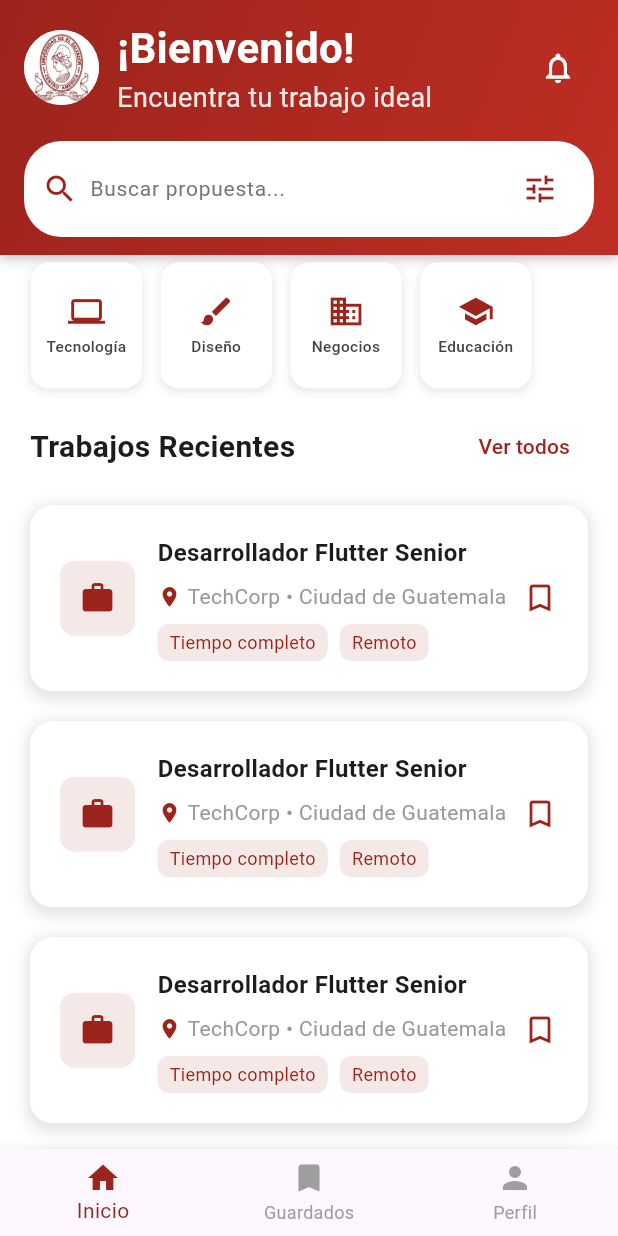
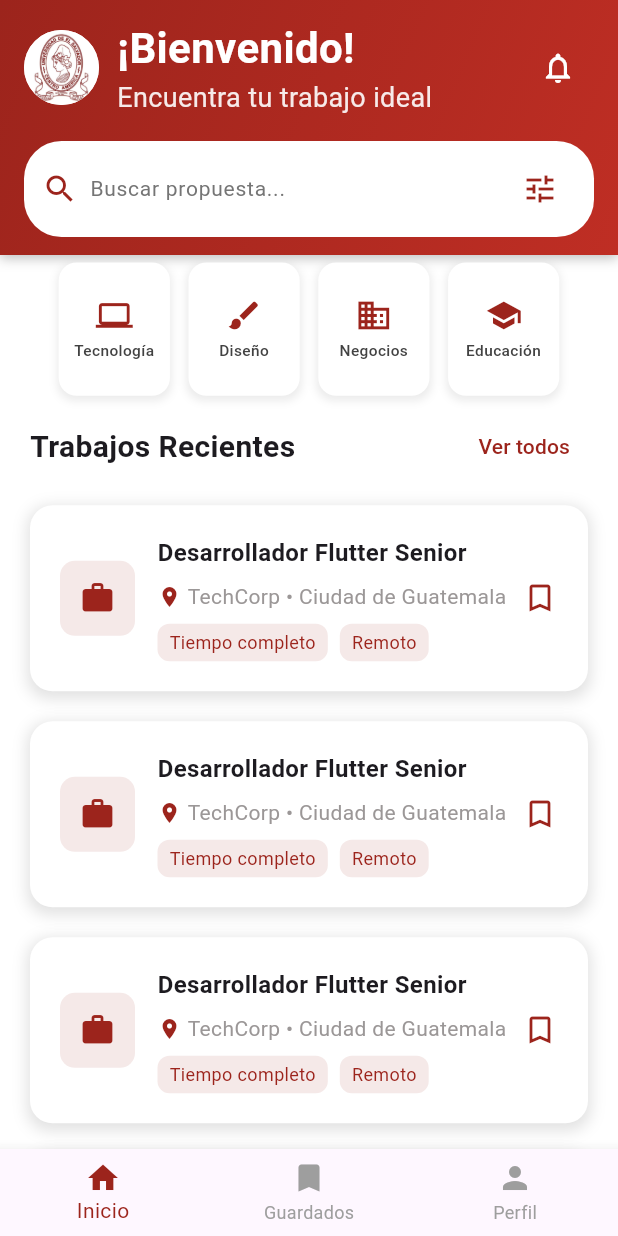
Before and after one commit to DIGP1/bolsa_de_oportunidades_flutter, a Flutter app: the HomeScreen screen opened directly, on a phone screen of 412 x 824 dp. Run offline on Flutter 3.47's test engine with Material 3 defaults, Android fonts, the phone set to English and light mode, and no system bars.

Commit message:
cambios en el diseño

```diff
--- a/lib/main.dart
+++ b/lib/main.dart
@@ -1,5 +1,7 @@
 // lib/main.dart
+import 'package:bolsa_de_oportunidades_flutter/presentations/screens/home.dart';
 import 'package:bolsa_de_oportunidades_flutter/presentations/widgets/login_screen.dart';
+import 'package:bolsa_de_oportunidades_flutter/presentations/widgets/registro_screen.dart';
 import 'package:flutter/material.dart';
 
 void main() {
@@ -18,7 +20,9 @@ class MyApp extends StatelessWidget {
         primaryColor: const Color(0xFF9C241C),
         scaffoldBackgroundColor: Colors.white,
       ),
-      home: const LoginScreen(), // O MainScreen() si quieres saltarte el login
+      /*home: const LoginScreen(), // O MainScreen() si quieres saltarte el login*/
+      /*home: const HomeScreen(),*/
+      home: const RegisterScreen(),
     );
   }
 }
--- a/lib/presentations/screens/home.dart
+++ b/lib/presentations/screens/home.dart
@@ -151,10 +151,11 @@ class HomeScreen extends StatelessWidget {
     ];
 
     return Container(
-      height: MediaQuery.of(context).size.height * 0.12, // Reducida la altura
-      padding: const EdgeInsets.symmetric(
-          vertical: 5), // Reducido el padding vertical
+      height: MediaQuery.of(context).size.height * 0.12,
+      padding: const EdgeInsets.symmetric(vertical: 5),
+      child: Center(
         child: ListView.builder(
+          shrinkWrap: true, // Helps with centering
           scrollDirection: Axis.horizontal,
           padding: EdgeInsets.symmetric(
             horizontal: MediaQuery.of(context).size.width * 0.05,
@@ -162,18 +163,16 @@ class HomeScreen extends StatelessWidget {
           itemCount: categories.length,
           itemBuilder: (context, index) {
             return Container(
-            width:
-                MediaQuery.of(context).size.width * 0.18, // Reducido el ancho
-            margin: EdgeInsets.only(
-              right: MediaQuery.of(context).size.width * 0.03,
-              bottom: 5, // Agregado margen inferior pequeño
+              width: MediaQuery.of(context).size.width * 0.18,
+              margin: EdgeInsets.symmetric(
+                horizontal: MediaQuery.of(context).size.width * 0.015,
               ),
               decoration: BoxDecoration(
                 color: Colors.white,
                 borderRadius: BorderRadius.circular(12),
                 boxShadow: [
                   BoxShadow(
-                  color: Colors.grey.withOpacity(0.2), // Sombra más sutil
+                    color: Colors.grey.withOpacity(0.2),
                     spreadRadius: 1,
                     blurRadius: 4,
                     offset: const Offset(0, 2),
@@ -182,20 +181,19 @@ class HomeScreen extends StatelessWidget {
               ),
               child: Column(
                 mainAxisAlignment: MainAxisAlignment.center,
+                crossAxisAlignment: CrossAxisAlignment.center,
                 children: [
                   Icon(
                     categories[index]['icon'] as IconData,
                     color: const Color(0xFF9C241C),
-                  size: MediaQuery.of(context).size.width *
-                      0.06, // Icono más pequeño
+                    size: MediaQuery.of(context).size.width * 0.06,
                   ),
-                const SizedBox(height: 4), // Espacio reducido
+                  const SizedBox(height: 4),
                   Text(
                     categories[index]['name'] as String,
                     textAlign: TextAlign.center,
                     style: TextStyle(
-                    fontSize: MediaQuery.of(context).size.width *
-                        0.025, // Texto más pequeño
+                      fontSize: MediaQuery.of(context).size.width * 0.025,
                       fontWeight: FontWeight.w500,
                       color: Colors.grey[800],
                     ),
@@ -204,6 +202,7 @@ class HomeScreen extends StatelessWidget {
               ),
             );
           },
+        ),
       ),
     );
   }
@@ -241,7 +240,6 @@ class HomeScreen extends StatelessWidget {
           itemCount: 5,
           itemBuilder: (context, index) {
             return GestureDetector(
-              // Envuelve todo el Container
               onTap: () {
                 Navigator.push(
                   context,
@@ -293,19 +291,24 @@ class HomeScreen extends StatelessWidget {
                             ),
                           ),
                           const SizedBox(height: 8),
-                          Row(
+                          // Solución para la fila de ubicación
+                          const Row(
                             children: [
-                              const Icon(
+                              Icon(
                                 Icons.location_on,
                                 size: 16,
                                 color: Color(0xFF9C241C),
                               ),
-                              const SizedBox(width: 4),
-                              const Text(
+                              SizedBox(width: 4),
+                              Flexible(
+                                child: Text(
                                   'TechCorp • Ciudad de Guatemala',
                                   style: TextStyle(
                                     color: Color.fromARGB(255, 155, 151, 151),
                                     fontSize: 14,
+                                  ),
+                                  overflow: TextOverflow.ellipsis,
+                                  maxLines: 1,
                                 ),
                               ),
                             ],
```
Lines whose indentation alone changed are shown as unchanged.
